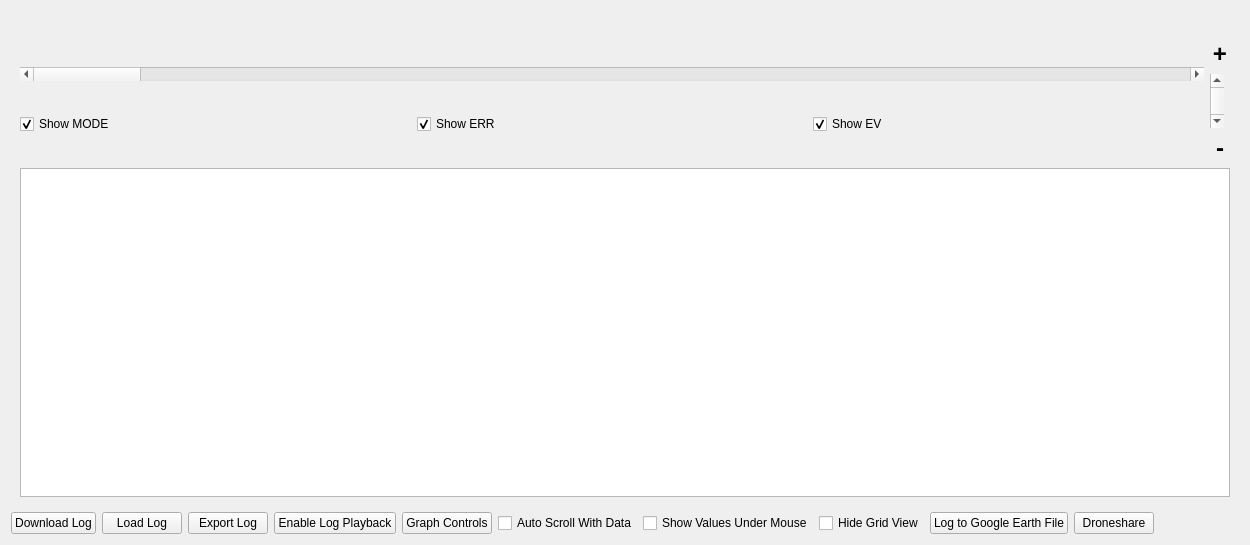
Qt form src/ui/AP2DataPlot2D.ui (ArduPilot/apm_planner) before a commit.
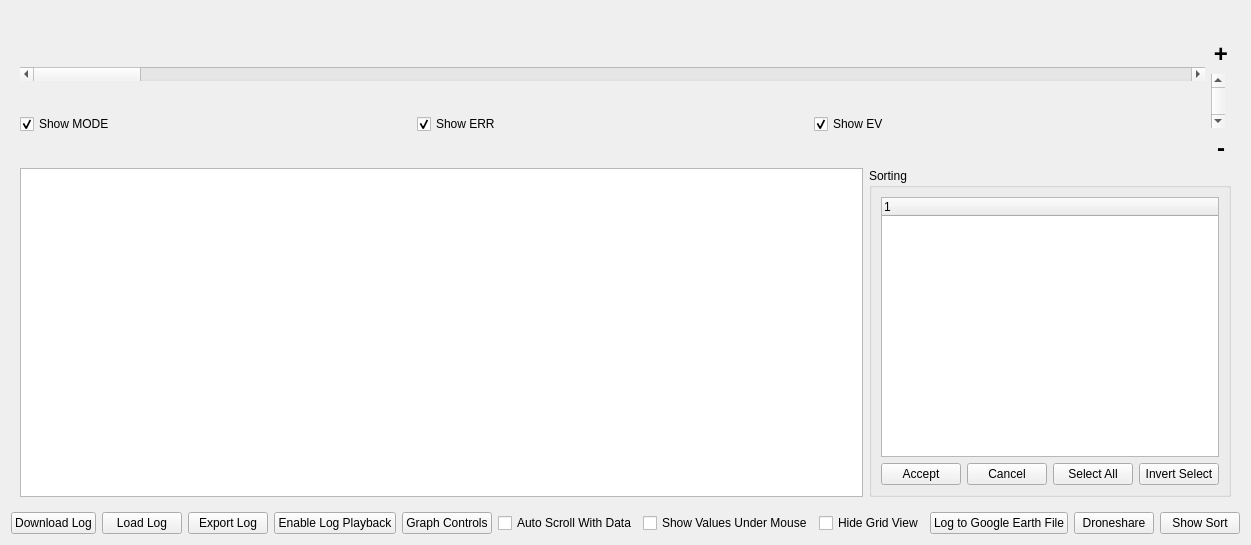
The same form after that commit.

Commit message: Graphing: Add the ability to filter by message type for logs loaded in the table view

Diff of the .ui file:
```diff
--- a/src/ui/AP2DataPlot2D.ui
+++ b/src/ui/AP2DataPlot2D.ui
@@ -129,7 +129,74 @@
              </layout>
             </item>
             <item>
-             <widget class="QTableView" name="tableWidget"/>
+             <layout class="QHBoxLayout" name="horizontalLayout_4" stretch="5,2">
+              <item>
+               <widget class="QTableView" name="tableWidget"/>
+              </item>
+              <item>
+               <widget class="QGroupBox" name="tableSortGroupBox">
+                <property name="title">
+                 <string>Sorting</string>
+                </property>
+                <layout class="QVBoxLayout" name="verticalLayout_7">
+                 <item>
+                  <widget class="QTreeWidget" name="sortSelectTreeWidget">
+                   <column>
+                    <property name="text">
+                     <string notr="true">1</string>
+                    </property>
+                   </column>
+                  </widget>
+                 </item>
+                 <item>
+                  <layout class="QHBoxLayout" name="horizontalLayout_5">
+                   <item>
+                    <widget class="QPushButton" name="sortAcceptPushButton">
+                     <property name="text">
+                      <string>Accept</string>
+                     </property>
+                    </widget>
+                   </item>
+                   <item>
+                    <widget class="QPushButton" name="sortCancelPushButton">
+                     <property name="text">
+                      <string>Cancel</string>
+                     </property>
+                    </widget>
+                   </item>
+                   <item>
+                    <widget class="QPushButton" name="sortSelectAllPushButton">
+                     <property name="text">
+                      <string>Select All</string>
+                     </property>
+                    </widget>
+                   </item>
+                   <item>
+                    <widget class="QPushButton" name="sortInvertSelectPushButton">
+                     <property name="text">
+                      <string>Invert Select</string>
+                     </property>
+                    </widget>
+                   </item>
+                   <item>
+                    <spacer name="horizontalSpacer_2">
+                     <property name="orientation">
+                      <enum>Qt::Horizontal</enum>
+                     </property>
+                     <property name="sizeHint" stdset="0">
+                      <size>
+                       <width>40</width>
+                       <height>20</height>
+                      </size>
+                     </property>
+                    </spacer>
+                   </item>
+                  </layout>
+                 </item>
+                </layout>
+               </widget>
+              </item>
+             </layout>
             </item>
            </layout>
           </widget>
@@ -223,6 +290,13 @@
          </property>
         </spacer>
        </item>
+       <item>
+        <widget class="QPushButton" name="sortShowPushButton">
+         <property name="text">
+          <string>Show Sort</string>
+         </property>
+        </widget>
+       </item>
       </layout>
      </item>
     </layout>
```
The commit also changes 2 other files.
